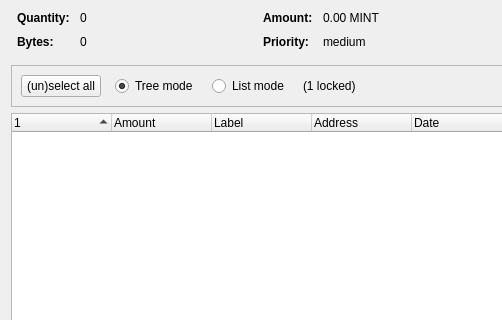
Qt form src/qt/forms/coincontroldialog.ui (MintcoinCommunity/Mintcoin-Desktop-Wallet) before a commit; both pictures show x 0 to 502 and y 0 to 320 of the 1000 by 500 pixel window.
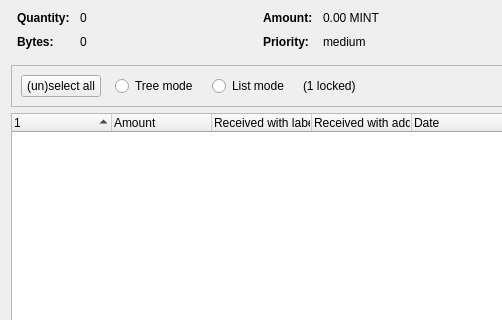
The same form after that commit. Custom widgets are drawn as their Qt base class.

What changed in the file:
```diff
--- a/src/qt/forms/coincontroldialog.ui
+++ b/src/qt/forms/coincontroldialog.ui
@@ -376,9 +376,6 @@
           <property name="text">
            <string>Tree mode</string>
           </property>
-          <property name="checked">
-           <bool>true</bool>
-          </property>
          </widget>
         </item>
         <item>
@@ -448,12 +445,12 @@
      </column>
      <column>
       <property name="text">
-       <string>Label</string>
+       <string>Received with label</string>
       </property>
      </column>
      <column>
       <property name="text">
-       <string>Address</string>
+       <string>Received with address</string>
       </property>
      </column>
      <column>
```
Left out of the diff: 17 changed lines with no effect on the pictures.
